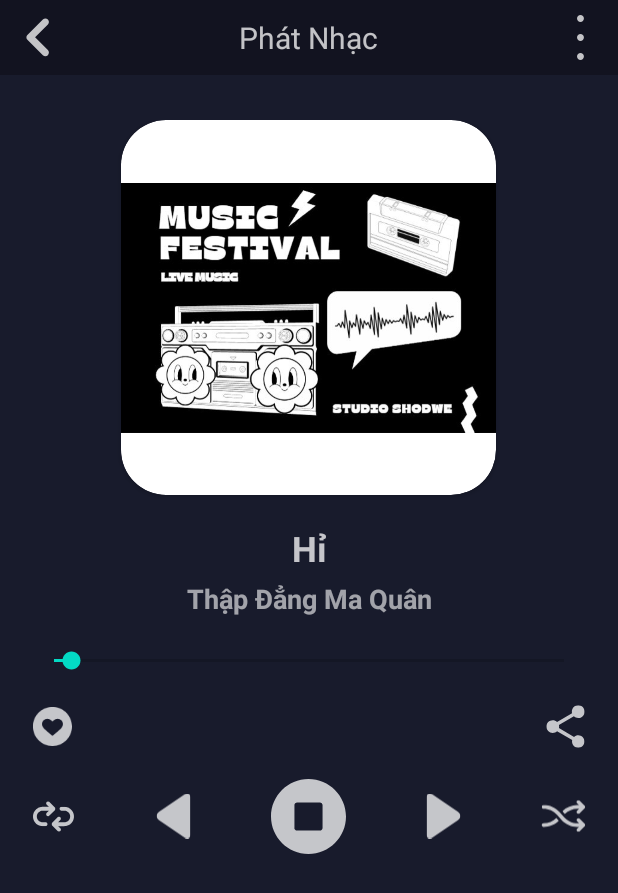
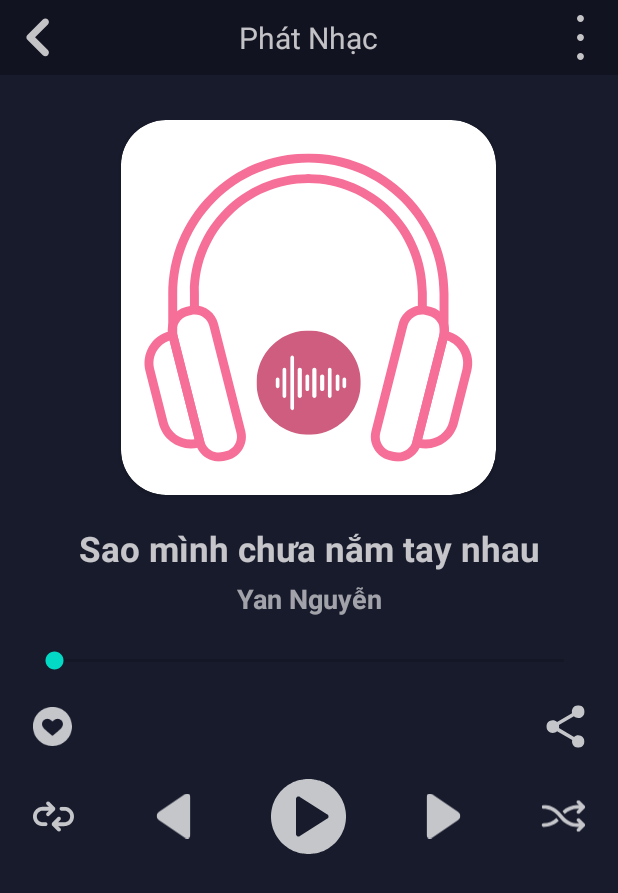
Before and after one commit to anionzo/MyMusicApp_f7c73, an Android app: the fragment PlaylistFragment placed in its activity, after a tap on an icon or button, on a phone screen of 412 x 824 dp. Shown: the top 893 px of the screen. Run offline under Robolectric (Android 15) with nearby library versions, the phone set to English and light mode, and no system bars; pictures from the network do not load.

Commit message:
update  play url luc d c luc khong

```diff
--- a/app/build.gradle
+++ b/app/build.gradle
@@ -40,7 +40,6 @@ dependencies {
     androidTestImplementation 'androidx.test.ext:junit:1.1.5'
     androidTestImplementation 'androidx.test.espresso:espresso-core:3.5.1'
     implementation platform('com.google.firebase:firebase-bom:31.4.0')
-    implementation 'com.squareup.picasso:picasso:2.71828'
-
+    implementation 'com.github.bumptech.glide:glide:4.15.1'
 
 }
--- a/app/src/main/java/com/example/mymusicapp/Activities/MainActivity.java
+++ b/app/src/main/java/com/example/mymusicapp/Activities/MainActivity.java
@@ -10,12 +10,6 @@ import android.widget.FrameLayout;
 
 import com.example.mymusicapp.Fragments.MenuFragment;
 import com.example.mymusicapp.R;
-import com.karumi.dexter.Dexter;
-import com.karumi.dexter.PermissionToken;
-import com.karumi.dexter.listener.PermissionDeniedResponse;
-import com.karumi.dexter.listener.PermissionGrantedResponse;
-import com.karumi.dexter.listener.PermissionRequest;
-import com.karumi.dexter.listener.single.PermissionListener;
 
 public class MainActivity extends AppCompatActivity {
 
--- a/app/src/main/java/com/example/mymusicapp/Activities/PlaySongActivity.java
+++ b/app/src/main/java/com/example/mymusicapp/Activities/PlaySongActivity.java
@@ -2,20 +2,20 @@ package com.example.mymusicapp.Activities;
 
 import androidx.appcompat.app.AppCompatActivity;
 
-import android.annotation.SuppressLint;
 import android.media.AudioManager;
 import android.media.MediaPlayer;
 import android.os.Bundle;
 import android.os.Handler;
-import android.os.Message;
 import android.view.View;
 import android.widget.ImageView;
 import android.widget.SeekBar;
 import android.widget.TextView;
 
+import com.bumptech.glide.Glide;
 import com.example.mymusicapp.Models.SongModel;
 import com.example.mymusicapp.R;
 
+import java.io.IOException;
 import java.util.ArrayList;
 
 public class PlaySongActivity extends AppCompatActivity {
@@ -28,6 +28,7 @@ public class PlaySongActivity extends AppCompatActivity {
     static MediaPlayer mediaPlayer;
     private AudioManager audioManager;
     private int currentIndex = 0;
+    private Thread musicThread;
     ArrayList<SongModel> songs = new ArrayList<>();
 
     @Override
@@ -42,17 +43,26 @@ public class PlaySongActivity extends AppCompatActivity {
     protected void onCreate(Bundle savedInstanceState) {
         super.onCreate(savedInstanceState);
         setContentView(R.layout.activity_play_song);
+        initView();
 
-        initView();
+        mediaPlayer = new MediaPlayer();
+        mediaPlayer.setAudioStreamType(AudioManager.STREAM_MUSIC);
         songs = getSongs();
         Bundle bundle = getIntent().getExtras();
         SongModel song = (SongModel) bundle.getSerializable("itemSong");
         if(song != null)
         {
-            mediaPlayer= MediaPlayer.create(getApplicationContext(),song.getLinkSong());
-            currentIndex = -99;
-            getPlaySong(song);
-            playSong.setImageResource(R.drawable.ic_stop);
+            String url = "https://mymusicappf7c73s.000webhostapp.com/Music/Sao-Minh-Chua-Nam-Tay-Nhau-Yan-Nguyen.mp3";
+            //mediaPlayer= MediaPlayer.create(getApplicationContext(),song.getLinkSong());
+            try {
+                mediaPlayer.setDataSource(url);
+                mediaPlayer.prepare();
+
+
+            } catch (IOException e) {
+                throw new RuntimeException(e);
+            }
+
         }
 
         //Phát nhạc
@@ -141,18 +151,23 @@ public class PlaySongActivity extends AppCompatActivity {
 
     private  ArrayList<SongModel> getSongs(){
         ArrayList<SongModel> songs = new ArrayList<>();
-        songs.add(new SongModel(0,"2","3","3","Hỉ",R.drawable.poster1,"Thập Đẳng Ma Quân",R.raw.hi));
-        songs.add(new SongModel(1,"2","3","3","Sao mình chưa nắm tay nhau",R.drawable.poster2,"Hạ 2",R.raw.sao_minh_chua_nam_tay_nhau));
-        songs.add(new SongModel(2,"2","3","3","Siêu cô đơn",R.drawable.poster3,"Yan Nguyễn",R.raw.sieu_co_don));
-        songs.add(new SongModel(3,"2","3","3","Thập Đẳng Ma Quân",R.drawable.poster4,"Thập đẳng Ma Quân",R.raw.thap_dang_ma_quan));
-        songs.add(new SongModel(4,"2","3","3","Thiên Nam Ca",R.drawable.poster4,"Thập Đẳng Ma Quân",R.raw.thien_nam_ca));
+        songs.add(new SongModel(0,"3","3","Hỉ",getString(R.string.url_img),"Thập Đẳng Ma Quân",R.raw.hi));
+        songs.add(new SongModel(1,"3","3","Sao mình chưa nắm tay nhau",getString(R.string.url_img2),"Hạ 2",R.raw.sao_minh_chua_nam_tay_nhau));
+        songs.add(new SongModel(2,"3","3","Siêu cô đơn",getString(R.string.url_img1),"Yan Nguyễn",R.raw.sieu_co_don));
+        songs.add(new SongModel(3,"3","3","Thập Đẳng Ma Quân",getString(R.string.url_img3),"Thập đẳng Ma Quân",R.raw.thap_dang_ma_quan));
+        songs.add(new SongModel(4,"3","3","Thiên Nam Ca",getString(R.string.url_img4),"Thập Đẳng Ma Quân",R.raw.thien_nam_ca));
         return songs;
     }
 
     private void getPlaySong(SongModel song){
         songSinger.setText(song.getNameSinger());
         songTitle.setText(song.getNameSong());
-        imageSong.setImageResource(song.getLinkImg());
+        //imageSong.setImageResource(song.getLinkImg());
+
+        Glide.with(this)
+                .load(song.getLinkImg())
+                .centerCrop()
+                .into(imageSong);
         mediaPlayer.setOnPreparedListener(new MediaPlayer.OnPreparedListener() {
             @Override
             public void onPrepared(MediaPlayer mediaPlayer) {
@@ -160,6 +175,7 @@ public class PlaySongActivity extends AppCompatActivity {
                 mediaPlayer.start();
             }
         });
+
         seekBarTime.setOnSeekBarChangeListener(new SeekBar.OnSeekBarChangeListener() {
             @Override
             public void onProgressChanged(SeekBar seekBar, int i, boolean b) {
--- a/app/src/main/java/com/example/mymusicapp/Adapters/SliderAdapter.java
+++ b/app/src/main/java/com/example/mymusicapp/Adapters/SliderAdapter.java
@@ -11,6 +11,7 @@ import android.widget.TextView;
 import androidx.annotation.NonNull;
 import androidx.viewpager.widget.PagerAdapter;
 
+import com.bumptech.glide.Glide;
 import com.example.mymusicapp.Models.SliderModel;
 import com.example.mymusicapp.R;
 
@@ -45,9 +46,13 @@ public class SliderAdapter extends PagerAdapter {
     public Object instantiateItem(@NonNull ViewGroup container, int position) {
         LayoutInflater layoutInflater =(LayoutInflater) context.getSystemService(Context.LAYOUT_INFLATER_SERVICE);
         View view = layoutInflater.inflate(R.layout.slider_item,null);
+        TextView sliderTitle = view.findViewById(R.id.slider_title);
         ImageView sliderImg= view.findViewById(R.id.slider_img);
-        TextView sliderTitle = view.findViewById(R.id.slider_title);
-        sliderImg.setImageResource(sliderModelList.get(position).getImg());
+        Glide.with(context)
+                        .load(sliderModelList.get(position).getImg())
+                                .centerCrop()
+                                        .into(sliderImg);
+
         sliderTitle.setText(sliderModelList.get(position).getSlideName());
         container.addView(view);
         return  view;
--- a/app/src/main/java/com/example/mymusicapp/Adapters/SongAdapter.java
+++ b/app/src/main/java/com/example/mymusicapp/Adapters/SongAdapter.java
@@ -7,12 +7,13 @@ import android.view.LayoutInflater;
 import android.view.View;
 import android.view.ViewGroup;
 import android.widget.ImageView;
+import android.widget.LinearLayout;
 import android.widget.TextView;
 
 import androidx.annotation.NonNull;
-import androidx.cardview.widget.CardView;
 import androidx.recyclerview.widget.RecyclerView;
 
+import com.bumptech.glide.Glide;
 import com.example.mymusicapp.Activities.PlaySongActivity;
 import com.example.mymusicapp.Models.SongModel;
 import com.example.mymusicapp.R;
@@ -47,9 +48,12 @@ public class SongAdapter extends RecyclerView.Adapter<SongAdapter.ViewHolder> {
             return;
         }
         else {
-            holder.imgItem.setImageResource(song.getLinkImg());
+            Glide.with(context)
+                 .load(song.getLinkImg())
+                 .centerCrop().
+                 into(holder.imgItem);
             holder.nameSongItem.setText(song.getNameSong());
-            holder.nameAuthorItem.setText(song.getNameSinger());
+            holder.nameSingerItem.setText(song.getNameSinger());
             holder.imgItem.setOnClickListener(new View.OnClickListener() {
                 @Override
                 public void onClick(View view) {
@@ -60,6 +64,17 @@ public class SongAdapter extends RecyclerView.Adapter<SongAdapter.ViewHolder> {
                     context.startActivity(intent);
                 }
             });
+            holder.linearLayout.setOnClickListener(new View.OnClickListener() {
+                @Override
+                public void onClick(View view) {
+                    Intent intent = new Intent(context, PlaySongActivity.class);
+                    Bundle bundle = new Bundle();
+                    bundle.putSerializable("itemSong", song);
+                    intent.putExtras(bundle);
+                    context.startActivity(intent);
+                }
+            });
+
         }
     }
 
@@ -77,16 +92,17 @@ public class SongAdapter extends RecyclerView.Adapter<SongAdapter.ViewHolder> {
         ImageView imgItem;
         ImageView addPlaylist;
         TextView nameSongItem;
-        TextView nameAuthorItem;
+        TextView nameSingerItem;
+        LinearLayout linearLayout;
 
         public ViewHolder(@NonNull View itemView) {
             super(itemView);
 
             imgItem = itemView.findViewById(R.id.img_item);
             nameSongItem = itemView.findViewById(R.id.name_song_item);
-            nameAuthorItem = itemView.findViewById(R.id.name_author_item);
+            nameSingerItem = itemView.findViewById(R.id.name_singer_item);
             addPlaylist = itemView.findViewById(R.id.add_playlist);
-
+            linearLayout = itemView.findViewById(R.id.line_layout);
         }
     }
 }
--- a/app/src/main/java/com/example/mymusicapp/Fragments/HomeFragment.java
+++ b/app/src/main/java/com/example/mymusicapp/Fragments/HomeFragment.java
@@ -17,12 +17,7 @@ import com.example.mymusicapp.Models.SliderModel;
 import com.example.mymusicapp.R;
 import com.example.mymusicapp.Utils.SliderTimer;
 import com.google.android.material.tabs.TabLayout;
-import com.karumi.dexter.Dexter;
-import com.karumi.dexter.PermissionToken;
-import com.karumi.dexter.listener.PermissionDeniedResponse;
-import com.karumi.dexter.listener.PermissionGrantedResponse;
-import com.karumi.dexter.listener.PermissionRequest;
-import com.karumi.dexter.listener.single.PermissionListener;
+
 
 import java.util.ArrayList;
 import java.util.Timer;
@@ -55,10 +50,10 @@ public class HomeFragment extends Fragment {
         timer = new Timer();
 
         slidersModelList = new ArrayList<>();
-        slidersModelList.add(new SliderModel(R.drawable.poster1, "Danh sách nhạc #Tes"));
-        slidersModelList.add(new SliderModel(R.drawable.poster2, "Danh sách nhạc #2"));
-        slidersModelList.add(new SliderModel(R.drawable.poster3, "Danh sách nhạc #3"));
-        slidersModelList.add(new SliderModel(R.drawable.poster4, "Danh sách nhạc #4"));
+        slidersModelList.add(new SliderModel(getString(R.string.url_img), "Danh sách nhạc #Tes"));
+        slidersModelList.add(new SliderModel(getString(R.string.url_img1), "Danh sách nhạc #2"));
+        slidersModelList.add(new SliderModel(getString(R.string.url_img2), "Danh sách nhạc #3"));
+        slidersModelList.add(new SliderModel(getString(R.string.url_img3), "Danh sách nhạc #4"));
 
         sliderAdapter = new SliderAdapter(getContext(),slidersModelList);
         slider.setAdapter(sliderAdapter);
--- a/app/src/main/java/com/example/mymusicapp/Fragments/PlaylistFragment.java
+++ b/app/src/main/java/com/example/mymusicapp/Fragments/PlaylistFragment.java
@@ -53,7 +53,7 @@ public class PlaylistFragment extends Fragment {
 
         sliderModel = new ArrayList<>();
         // Set IMG
-        sliderModel.add(new SliderModel(R.drawable.poster1,"Vì yêu em"));
+        sliderModel.add(new SliderModel(getString(R.string.url_img1),"Vì yêu em"));
         sliderAdapter = new SliderAdapter(getContext(),sliderModel);
         slider.setAdapter(sliderAdapter);
 
@@ -77,11 +77,12 @@ public class PlaylistFragment extends Fragment {
 
     private ArrayList<SongModel> getSongs() {
         ArrayList<SongModel> songs = new ArrayList<>();
-        songs.add(new SongModel(0,"2","3","3","Hỉ",R.drawable.poster1,"Thập Đẳng Ma Quân",R.raw.hi));
-        songs.add(new SongModel(1,"2","3","3","Sao mình chưa nắm tay nhau",R.drawable.poster2,"Hạ 2",R.raw.sao_minh_chua_nam_tay_nhau));
-        songs.add(new SongModel(2,"2","3","3","Siêu cô đơn",R.drawable.poster3,"Yan Nguyễn",R.raw.sieu_co_don));
-        songs.add(new SongModel(3,"2","3","3","Thập Đẳng Ma Quân",R.drawable.poster4,"Thập đẳng Ma Quân",R.raw.thap_dang_ma_quan));
-        songs.add(new SongModel(4,"2","3","3","Thiên Nam Ca",R.drawable.poster4,"Thập Đẳng Ma Quân",R.raw.thien_nam_ca));
+
+        songs.add(new SongModel(0,"3","3","Hỉ",getString(R.string.url_img3),"Thập Đẳng Ma Quân",R.raw.hi));
+        songs.add(new SongModel(1,"3","3","Sao mình chưa nắm tay nhau",getString(R.string.url_img2),"Hạ 2",R.raw.sao_minh_chua_nam_tay_nhau));
+        songs.add(new SongModel(2,"3","3","Siêu cô đơn",getString(R.string.url_img1),"Yan Nguyễn",R.raw.sieu_co_don));
+        songs.add(new SongModel(3,"3","3","Thập Đẳng Ma Quân",getString(R.string.url_img4),"Thập đẳng Ma Quân",R.raw.thap_dang_ma_quan));
+        songs.add(new SongModel(4,"3","3","Thiên Nam Ca",getString(R.string.url_img),"Thập Đẳng Ma Quân",R.raw.thien_nam_ca));
         return songs;
     }
 }
--- a/app/src/main/java/com/example/mymusicapp/Models/SliderModel.java
+++ b/app/src/main/java/com/example/mymusicapp/Models/SliderModel.java
@@ -1,19 +1,19 @@
 package com.example.mymusicapp.Models;
 
 public class SliderModel {
-    private int Img;
+    private String Img;
     private String slideName;
 
-    public SliderModel(int img, String slideName) {
-        Img = img;
+    public SliderModel(String img, String slideName) {
+        this.Img = img;
         this.slideName = slideName;
     }
 
-    public int getImg() {
+    public String getImg() {
         return Img;
     }
 
-    public void setImg(int img) {
+    public void setImg(String img) {
         Img = img;
     }
 
--- a/app/src/main/java/com/example/mymusicapp/Models/SongModel.java
+++ b/app/src/main/java/com/example/mymusicapp/Models/SongModel.java
@@ -4,24 +4,23 @@ import java.io.Serializable;
 
 public class SongModel implements Serializable{
     private int idSong;
-    private String idPlayList;
     private String idCategory;
     private String idAlbum;
     private String nameSong;
-    private int linkImg;
+    private String linkImg;
     private String nameSinger;
     private int linkSong;
-
-    public SongModel(int idSong, String idPlayList, String idCategory, String idAlbum, String nameSong, int linkImg, String nameSinger, int linkSong) {
+    public SongModel(int idSong,String idCategory, String idAlbum, String nameSong, String linkImg, String nameSinger, int linkSong) {
         this.idSong = idSong;
-        this.idPlayList = idPlayList;
         this.idCategory = idCategory;
         this.idAlbum = idAlbum;
         this.nameSong = nameSong;
+        this.linkImg = linkImg;
+        this.nameSinger = nameSinger;
         this.linkSong = linkSong;
-        this.nameSinger = nameSinger;
-        this.linkImg = linkImg;
     }
+
+
 
     public int getIdSong() {
         return idSong;
@@ -31,13 +30,7 @@ public class SongModel implements Serializable{
         this.idSong = idSong;
     }
 
-    public String getIdPlayList() {
-        return idPlayList;
-    }
 
-    public void setIdPlayList(String idPlayList) {
-        this.idPlayList = idPlayList;
-    }
 
     public String getIdCategory() {
         return idCategory;
@@ -79,11 +72,11 @@ public class SongModel implements Serializable{
         this.nameSinger = nameSinger;
     }
 
-    public int getLinkImg() {
+    public String getLinkImg() {
         return linkImg;
     }
 
-    public void setLinkImg(int linkImg) {
+    public void setLinkImg(String linkImg) {
         this.linkImg = linkImg;
     }
 }
--- a/app/src/main/res/color/menu_icon_display.xml
+++ b/app/src/main/res/color/menu_icon_display.xml
@@ -2,5 +2,5 @@
 <selector xmlns:android="http://schemas.android.com/apk/res/android">
     <item android:color="@color/endColor"
         android:state_selected="true" />
-    <item android:color="@color/editText" />
+    <item android:color="@color/transWhite" />
 </selector>
--- a/app/src/main/res/layout/slider_item.xml
+++ b/app/src/main/res/layout/slider_item.xml
@@ -15,7 +15,7 @@
         app:layout_constraintEnd_toEndOf="parent"
         app:layout_constraintStart_toStartOf="parent"
         app:layout_constraintTop_toTopOf="parent"
-        app:srcCompat="@drawable/poster1" />
+        app:srcCompat="@drawable/ic_app_icon" />
 
     <TextView
         android:id="@+id/slider_title"
--- a/app/src/main/res/values/strings.xml
+++ b/app/src/main/res/values/strings.xml
@@ -15,4 +15,12 @@
     <string name="thongBao_resetPass">Nhập email của bạn đã đăng ký!</string>
     <string name="forget_password">Quên mật khẩu</string>
     <string name="go_back"><![CDATA[< Quay lại]]></string>
+
+    <string name="url_img" >https://i.pinimg.com/564x/97/23/0a/97230aa258a6e4fc403bbd9f506e8ace.jpg</string>
+    <string name="url_img1">https://i.pinimg.com/564x/3f/e8/40/3fe84073c5ae4002087863558d1967e9.jpg</string>
+    <string name="url_img2">https://i.pinimg.com/750x/65/8b/58/658b582d8e3544604f33ca80a0f79545.jpg</string>
+    <string name="url_img3">https://i.pinimg.com/564x/8e/21/00/8e210076c8eba59dd3b3b2c2cceb7627.jpg</string>
+    <string name="url_img4">https://i.pinimg.com/564x/41/30/54/4130548a73c9d7029e5ef91072a4110a.jpg</string>
+
+
 </resources>
```
Also changed, not shown: app/src/main/java/com/example/mymusicapp/Models/PlayListSong.java (added, +27 -0 lines), app/src/main/java/com/example/mymusicapp/Models/PlaylistModel.java (+1 -15 lines), app/src/main/java/com/example/mymusicapp/Utils/URL_IMG.java (deleted, +0 -42 lines), app/src/main/res/layout/song_item.xml (+5 -4 lines), app/src/main/res/drawable/poster1.jpg (deleted), app/src/main/res/drawable/poster2.jpg (deleted), app/src/main/res/drawable/poster3.jpg (deleted), app/src/main/res/drawable/poster4.jpg (deleted).
